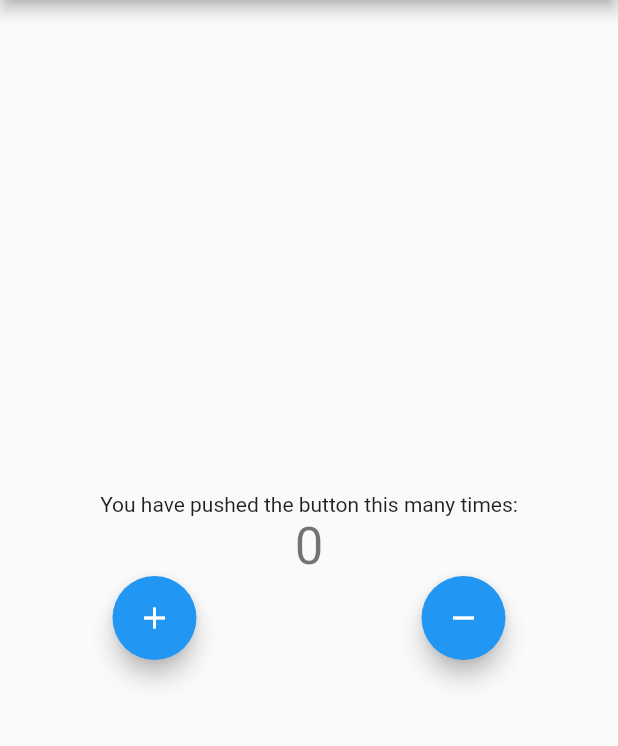
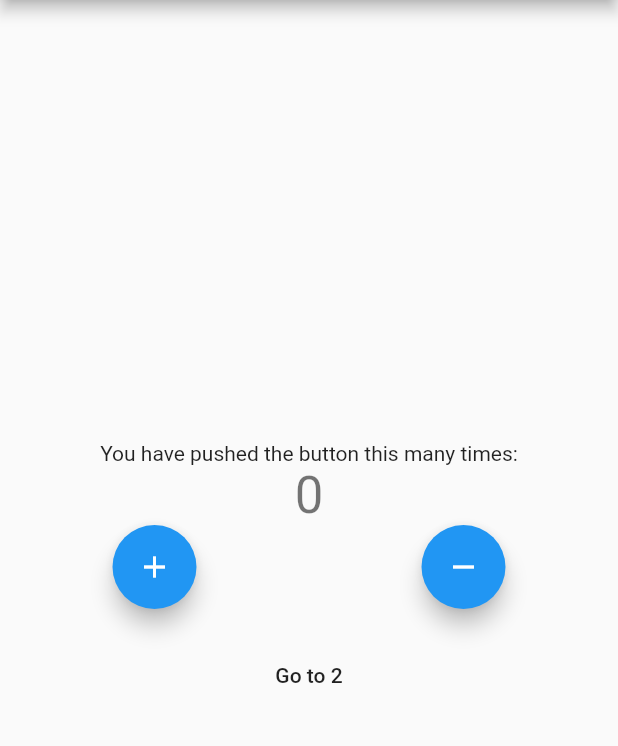
Before and after one commit to phongtran11/Learn-flutter, a Flutter app: the screen it shows after launch, on a phone screen of 412 x 824 dp, the part 84-830 px from its top. Run offline on Flutter 3.47's test engine with Material 2 defaults, Android fonts, the phone set to English and light mode, and no system bars; our stand-ins replace bloc, equatable, flutter_bloc.

```diff
--- a/lib/cubit/counter_cubit.dart
+++ b/lib/logic/cubit/counter_cubit.dart
@@ -1,5 +1,5 @@
 import 'package:bloc/bloc.dart';
-import 'package:meta/meta.dart';
+import 'package:equatable/equatable.dart';
 
 part 'counter_state.dart';
 
--- a/lib/cubit/counter_state.dart
+++ b/lib/logic/cubit/counter_state.dart
@@ -1,6 +1,6 @@
 part of 'counter_cubit.dart';
 
-class CounterState {
+class CounterState extends Equatable {
   int counterValue;
   bool? wasIncremented;
 
@@ -8,4 +8,7 @@ class CounterState {
     required this.counterValue,
     this.wasIncremented,
   });
+
+  @override
+  List<Object?> get props => [this.counterValue, this.wasIncremented];
 }
--- a/lib/main.dart
+++ b/lib/main.dart
@@ -1,6 +1,8 @@
 import 'package:flutter/material.dart';
-import 'package:flutter_app/cubit/counter_cubit.dart';
+import 'package:flutter_app/logic/cubit/counter_cubit.dart';
 import 'package:flutter_bloc/flutter_bloc.dart';
+
+import 'persentation/screens/home_screen.dart';
 
 void main() {
   runApp(const MyApp());
@@ -12,102 +14,11 @@ class MyApp extends StatelessWidget {
   // This widget is the root of your application.
   @override
   Widget build(BuildContext context) {
-    return BlocProvider(
-      create: (context) => CounterCubit(),
-      child: MaterialApp(
-        title: 'Flutter Demo',
-        theme: ThemeData(
-          primarySwatch: Colors.blue,
-        ),
-        home: const MyHomePage(title: 'Flutter Demo Home Page'),
+    return MaterialApp(
+      home: BlocProvider<CounterCubit>(
+        create: (context) => CounterCubit(),
+        child: const HomeScreen(title: 'Flutter Demo Home Page'),
       ),
     );
   }
 }
-
-class MyHomePage extends StatefulWidget {
-  const MyHomePage({Key? key, required this.title}) : super(key: key);
-  final String title;
-
-  @override
-  State<MyHomePage> createState() => _MyHomePageState();
-}
-
-class _MyHomePageState extends State<MyHomePage> {
-  int _counter = 0;
-
-  void _incrementCounter() {
-    setState(() {
-      _counter++;
-    });
-  }
-
-  @override
-  Widget build(BuildContext context) {
-    return Scaffold(
-      appBar: AppBar(
-        title: Text(widget.title),
-      ),
-      body: Center(
-        child: Column(
-          mainAxisAlignment: MainAxisAlignment.center,
-          children: <Widget>[
-            const Text(
-              'You have pushed the button this many times:',
-            ),
-            BlocConsumer<CounterCubit, CounterState>(
-              listener: (context, state) {
-                if (state.wasIncremented == true) {
-                  Scaffold.of(context).showBottomSheet(
-                    (BuildContext context) {
-                      return Container(
-                        child: const Text('Increase'),
-                        height: 20,
-                        width: double.maxFinite,
-                      );
-                    },
-                  );
-                } else {
-                  Scaffold.of(context).showBottomSheet(
-                    (BuildContext context) {
-                      return Container(
-                        child: const Text('Decrese'),
-                        height: 20,
-                        width: double.maxFinite,
-                      );
-                    },
-                  );
-                }
-              },
-              builder: (context, state) {
-                return Text(
-                  state.counterValue.toString(),
-                  style: Theme.of(context).textTheme.headline4,
-                );
-              },
-            ),
-            Row(
-              mainAxisAlignment: MainAxisAlignment.spaceAround,
-              children: [
-                FloatingActionButton(
-                  onPressed: () {
-                    BlocProvider.of<CounterCubit>(context).increment();
-                  },
-                  tooltip: 'Increment',
-                  child: const Icon(Icons.add),
-                ),
-                FloatingActionButton(
-                  onPressed: () {
-                    BlocProvider.of<CounterCubit>(context).decrement();
-                  },
-                  tooltip: 'Increment',
-                  child: const Icon(Icons.remove),
-                )
-              ],
-            ),
-          ],
-        ),
-      ),
-    );
-  }
-}
--- /dev/null
+++ b/lib/persentation/screens/home_screen.dart
@@ -0,0 +1,105 @@
+import 'package:flutter/material.dart';
+import 'package:flutter_app/logic/cubit/counter_cubit.dart';
+import 'package:flutter_app/persentation/screens/second_screen.dart';
+import 'package:flutter_bloc/flutter_bloc.dart';
+
+class HomeScreen extends StatefulWidget {
+  const HomeScreen({Key? key, required this.title, this.color})
+      : super(key: key);
+  final String title;
+  final Color? color;
+
+  @override
+  State<HomeScreen> createState() => _HomeScreenState();
+}
+
+class _HomeScreenState extends State<HomeScreen> {
+  @override
+  Widget build(BuildContext context) {
+    return Scaffold(
+      appBar: AppBar(
+        title: Text(widget.title),
+      ),
+      body: Center(
+        child: Column(
+          mainAxisAlignment: MainAxisAlignment.center,
+          children: <Widget>[
+            const Text(
+              'You have pushed the button this many times:',
+            ),
+            BlocConsumer<CounterCubit, CounterState>(
+              listener: (context, state) {
+                if (state.wasIncremented == true) {
+                  Scaffold.of(context).showBottomSheet(
+                    (BuildContext context) {
+                      return Container(
+                        child: const Text('Increase'),
+                        height: 20,
+                        width: double.maxFinite,
+                      );
+                    },
+                  );
+                } else {
+                  Scaffold.of(context).showBottomSheet(
+                    (BuildContext context) {
+                      return Container(
+                        child: const Text('Decrese'),
+                        height: 20,
+                        width: double.maxFinite,
+                      );
+                    },
+                  );
+                }
+              },
+              builder: (context, state) {
+                return Text(
+                  state.counterValue.toString(),
+                  style: Theme.of(context).textTheme.headline4,
+                );
+              },
+            ),
+            Row(
+              mainAxisAlignment: MainAxisAlignment.spaceAround,
+              children: [
+                FloatingActionButton(
+                  heroTag: 'a',
+                  onPressed: () {
+                    BlocProvider.of<CounterCubit>(context).increment();
+                  },
+                  tooltip: 'Increment',
+                  child: const Icon(Icons.add),
+                ),
+                FloatingActionButton(
+                  heroTag: 'b',
+                  onPressed: () {
+                    BlocProvider.of<CounterCubit>(context).decrement();
+                  },
+                  tooltip: 'Increment',
+                  child: const Icon(Icons.remove),
+                ),
+              ],
+            ),
+            const SizedBox(height: 20),
+            MaterialButton(
+              color: widget.color,
+              child: const Text('Go to 2'),
+              onPressed: () {
+                Navigator.of(context).push(
+                  MaterialPageRoute(
+                    builder: (_) => BlocProvider.value(
+                      value: BlocProvider.of<CounterCubit>(context),
+                      child: const SecondScreen(
+                        title: 'SecondScreen',
+                        color: Colors.redAccent,
+                      ),
+                    ),
+                  ),
+                );
+              },
+            ),
+          ],
+        ),
+      ),
+    );
+  }
+}
--- a/pubspec.yaml
+++ b/pubspec.yaml
@@ -37,6 +37,7 @@ dependencies:
   flutter_bloc: ^8.0.1
   test: ^1.19.5
   bloc_test: ^9.0.3
+  equatable: ^2.0.3
 
 dev_dependencies:
   flutter_test:
```
Also changed, not shown: lib/persentation/screens/second_screen.dart (added, +92 -0 lines), lib/persentation/screens/third_screen.dart (added, +105 -0 lines), pubspec.lock, 2 other files.
